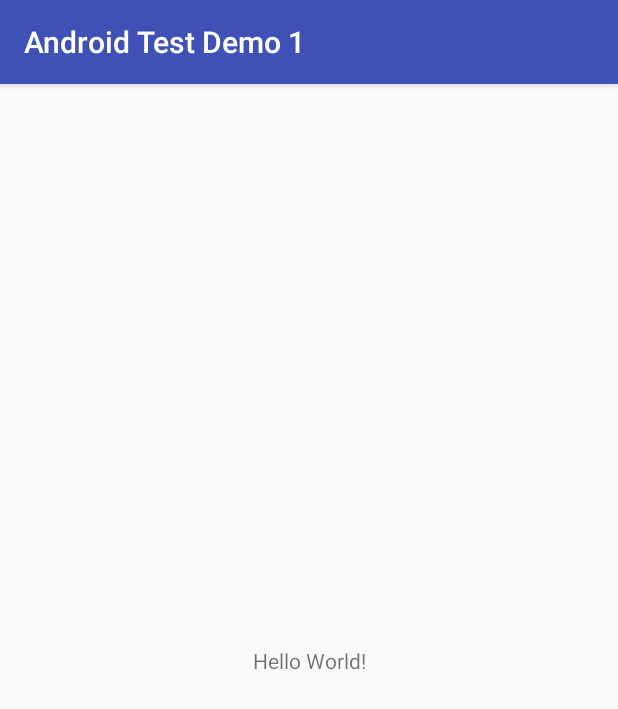
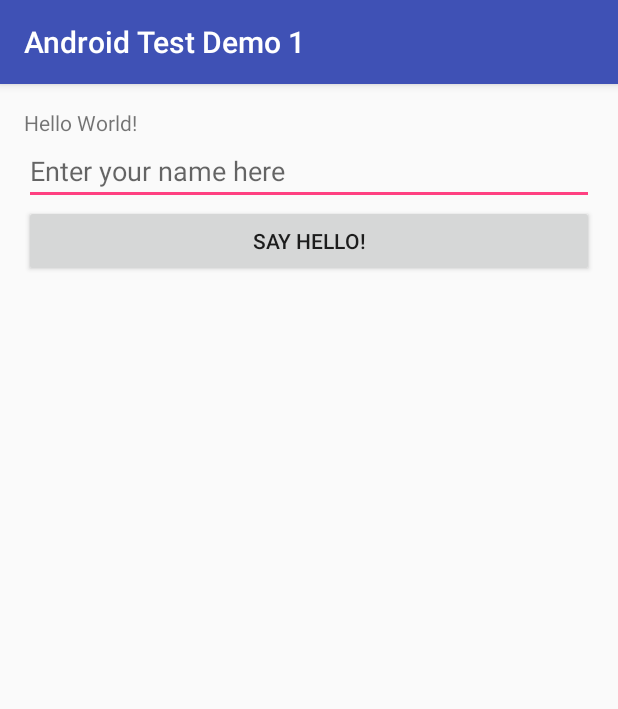
Before and after one commit to baurine/android-test-study, an Android app: the screen it shows after launch (MainActivity), on a phone screen of 412 x 824 dp. Shown: the top 709 px of the screen. Run offline under Robolectric (Android 15) with nearby library versions, the phone set to English and light mode, and no system bars.

Commit message:
Prepare for ui unit test, add some action for ui

```diff
--- a/AndroidTestDemo1/app/src/main/java/com/baurine/androidtestdemo1/MainActivity.java
+++ b/AndroidTestDemo1/app/src/main/java/com/baurine/androidtestdemo1/MainActivity.java
@@ -1,7 +1,10 @@
 package com.baurine.androidtestdemo1;
 
+import android.os.Bundle;
 import android.support.v7.app.AppCompatActivity;
-import android.os.Bundle;
+import android.view.View;
+import android.widget.EditText;
+import android.widget.TextView;
 
 public class MainActivity extends AppCompatActivity {
 
@@ -10,4 +13,10 @@ public class MainActivity extends AppCompatActivity {
         super.onCreate(savedInstanceState);
         setContentView(R.layout.activity_main);
     }
+
+    public void sayHello(View view) {
+        TextView textView = (TextView) findViewById(R.id.textView);
+        EditText editText = (EditText) findViewById(R.id.editText);
+        textView.setText("Hello, " + editText.getText().toString() + "!");
+    }
 }
--- a/AndroidTestDemo1/app/src/main/res/layout/activity_main.xml
+++ b/AndroidTestDemo1/app/src/main/res/layout/activity_main.xml
@@ -1,19 +1,29 @@
 <?xml version="1.0" encoding="utf-8"?>
-<android.support.constraint.ConstraintLayout
+<RelativeLayout
     xmlns:android="http://schemas.android.com/apk/res/android"
-    xmlns:app="http://schemas.android.com/apk/res-auto"
     xmlns:tools="http://schemas.android.com/tools"
     android:layout_width="match_parent"
     android:layout_height="match_parent"
-    tools:context="com.baurine.androidtestdemo1.MainActivity">
+    android:padding="16dp"
+    tools:context=".MainActivity">
 
     <TextView
+        android:id="@+id/textView"
         android:layout_width="wrap_content"
         android:layout_height="wrap_content"
-        android:text="Hello World!"
-        app:layout_constraintBottom_toBottomOf="parent"
-        app:layout_constraintLeft_toLeftOf="parent"
-        app:layout_constraintRight_toRightOf="parent"
-        app:layout_constraintTop_toTopOf="parent"/>
+        android:text="Hello World!"/>
 
-</android.support.constraint.ConstraintLayout>
+    <EditText
+        android:id="@+id/editText"
+        android:layout_width="match_parent"
+        android:layout_height="wrap_content"
+        android:layout_below="@+id/textView"
+        android:hint="Enter your name here"/>
+
+    <Button
+        android:layout_width="match_parent"
+        android:layout_height="wrap_content"
+        android:layout_below="@+id/editText"
+        android:onClick="sayHello"
+        android:text="Say hello!"/>
+</RelativeLayout>
```
